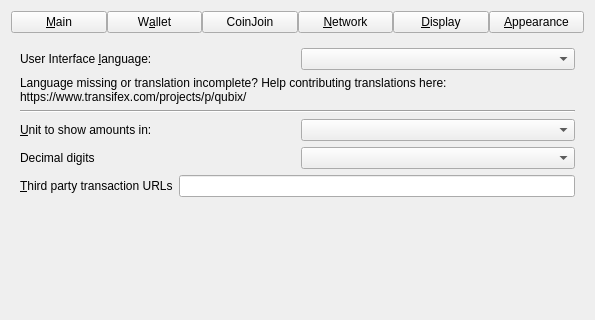
Old version of the form src/qt/forms/optionsdialog.ui in the repository soosho/qubix; both pictures show x 0 to 595 and y 0 to 320 of the 595 by 462 pixel window.
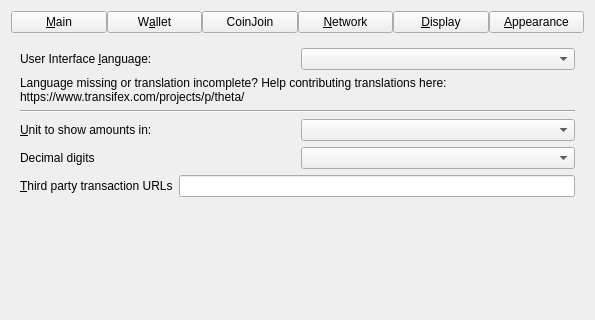
New version of the form. The open tabs and pages were chosen to show the change. Custom widgets are drawn as their Qt base class.

```diff
--- a/src/qt/forms/optionsdialog.ui
+++ b/src/qt/forms/optionsdialog.ui
@@ -755,7 +755,7 @@
          </property>
          <property name="text">
           <string>Language missing or translation incomplete? Help contributing translations here:
-https://www.transifex.com/projects/p/qubix/</string>
+https://www.transifex.com/projects/p/theta/</string>
          </property>
          <property name="wordWrap">
           <bool>true</bool>
```
Left out of the diff: 6 changed lines with no effect on the pictures.
